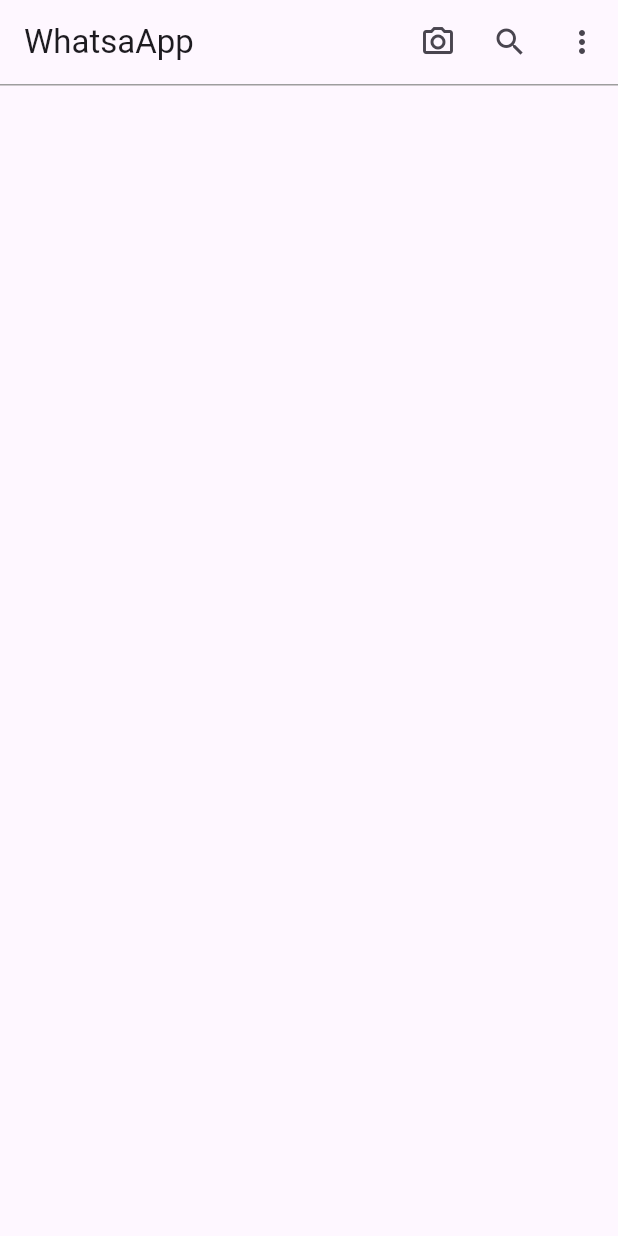
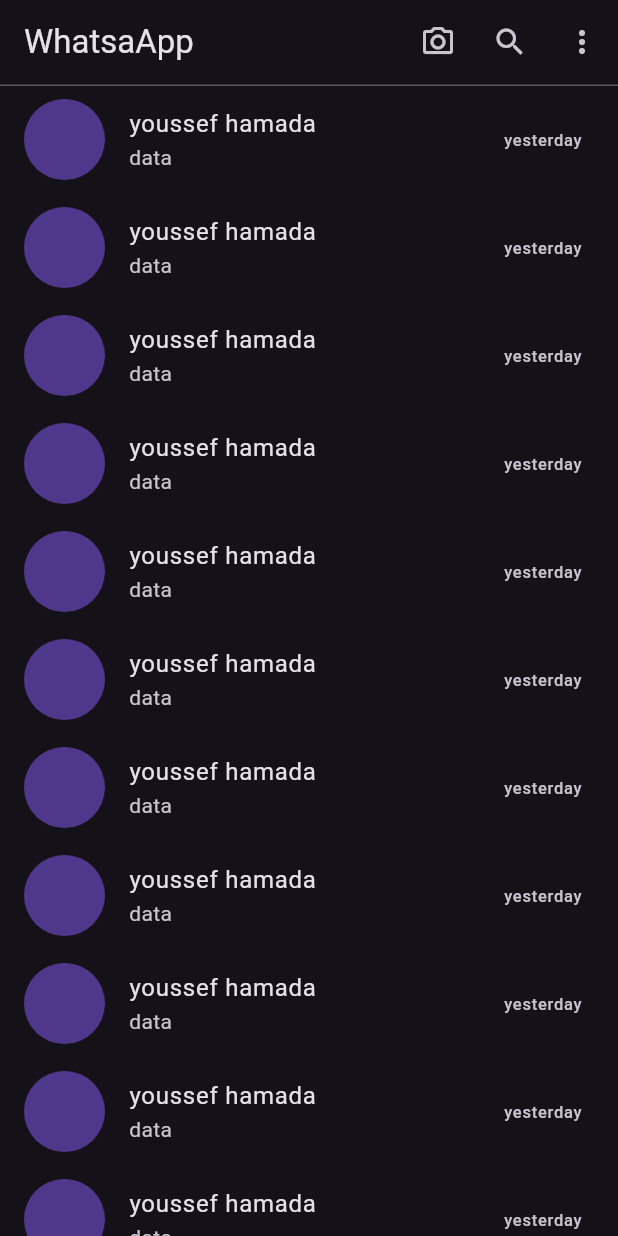
Before and after one commit to YoussefHamada-cs/whats, a Flutter app: the screen it shows after launch, on a phone screen of 412 x 824 dp. Run offline on Flutter 3.47's test engine with Material 3 defaults, Android fonts, the phone set to English and light mode, and no system bars; our stand-ins replace firebase_core; accounts and stored records are empty.

Commit message:
body home screen finsh ui

```diff
--- a/lib/main.dart
+++ b/lib/main.dart
@@ -1,4 +1,5 @@
 import 'package:flutter/material.dart';
+import 'package:whats/presentation/screens/home_page.dart';
 
 void main() {
   runApp(const MyApp());
@@ -11,6 +12,10 @@
   @override
   Widget build(BuildContext context) {
     return MaterialApp(
+      theme: ThemeData(
+        brightness: Brightness.dark,
+        //  primarySwatch: Colors.blue,
+      ),
       debugShowCheckedModeBanner: false,
       home: Scaffold(
         appBar: AppBar(
@@ -50,10 +55,12 @@
             preferredSize: const Size.fromHeight(1.0), // Height of the divider
             child: Container(
               color: Colors.grey, // Color of the line
-              height: 1.0, // Thickness of the line
+              height: 0.5, // Thickness of the line
             ),
           ),
         ),
+        // ignore: prefer_const_constructors
+        body: HomePage(),
       ),
     );
   }
--- /dev/null
+++ b/lib/presentation/screens/home_page.dart
@@ -0,0 +1,21 @@
+import 'package:flutter/material.dart';
+
+class HomePage extends StatelessWidget {
+  const HomePage({super.key});
+
+  @override
+  Widget build(BuildContext context) {
+    return ListView.builder(
+      itemBuilder: (context, index) {
+        return const ListTile(
+          leading: CircleAvatar(
+            radius: 27,
+          ),
+          title: Text('youssef hamada'),
+          subtitle: Text('data'),
+          trailing: Text('yesterday'),
+        );
+      },
+    );
+  }
+}
```
